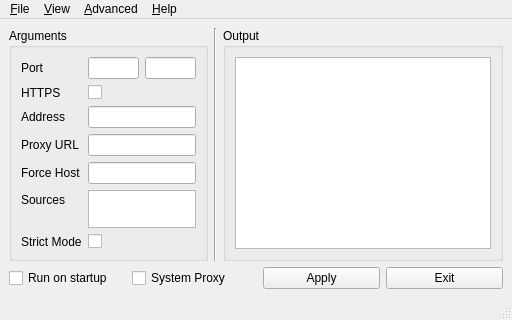
The window that src/mainwindow.ui (FrzMtrsprt/QtUnblockNeteaseMusic) describes before a commit, drawn with Qt 5.
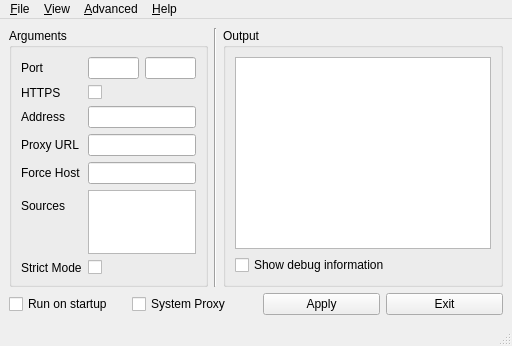
The same window after the commit. Icons and pictures are not drawn.

Commit message: Add option to show debug info

The edit to the form file:
```diff
--- a/src/mainwindow.ui
+++ b/src/mainwindow.ui
@@ -264,6 +264,13 @@
            </property>
           </widget>
          </item>
+         <item row="1" column="0">
+          <widget class="QCheckBox" name="debugCheckBox">
+           <property name="text">
+            <string>Show debug information</string>
+           </property>
+          </widget>
+         </item>
         </layout>
        </widget>
       </item>
```
The commit also changes 5 other files.
